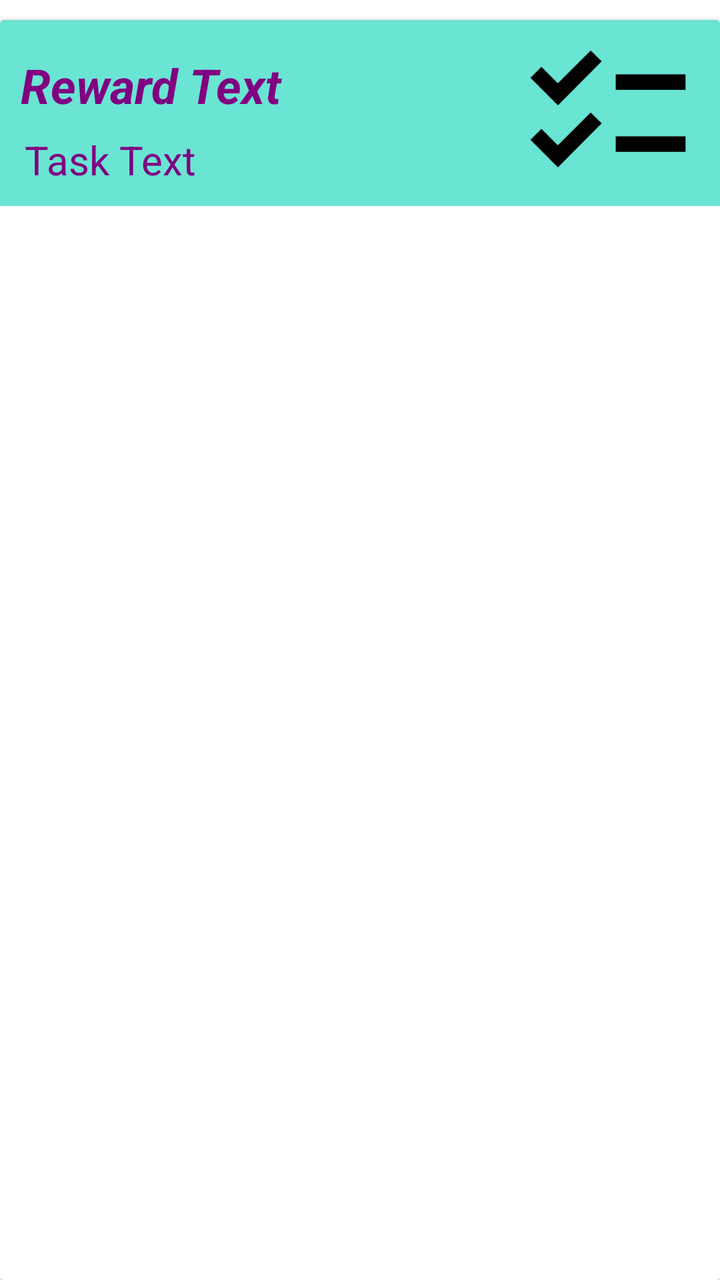
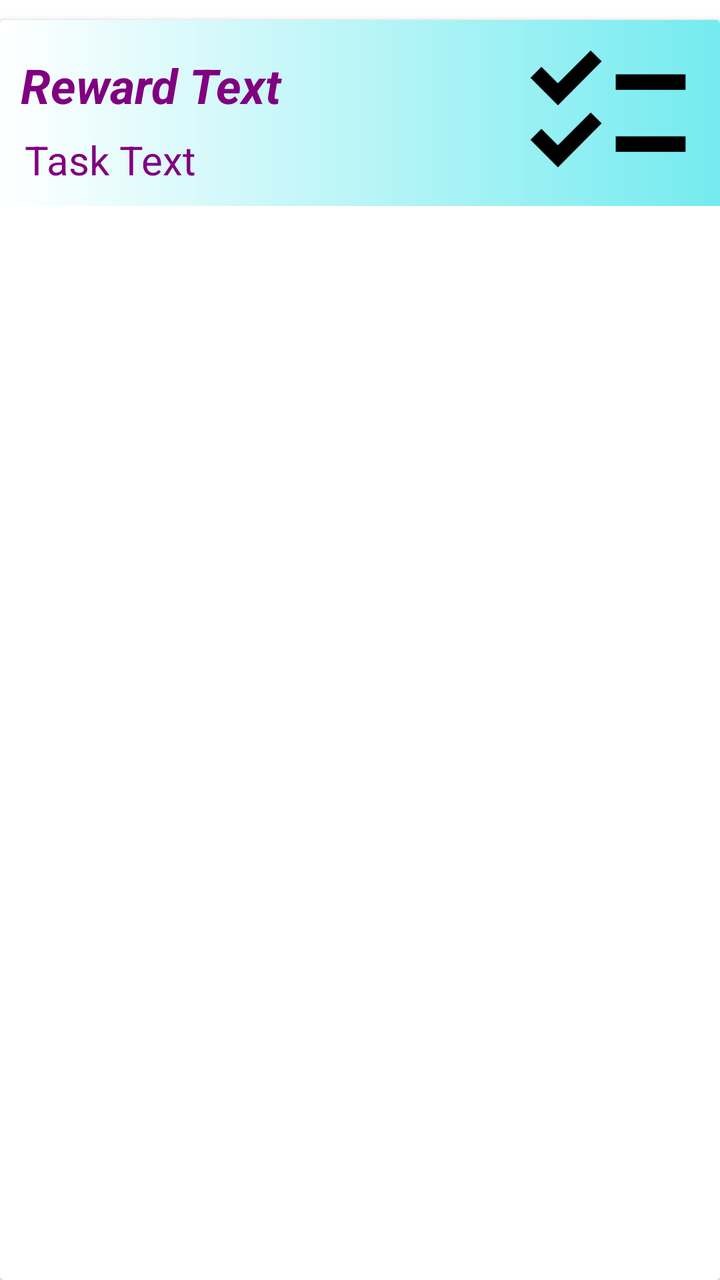

Before-and-after screenshots of an Android layout around one commit, followed by the original layout XML and the change that was made.
<!-- AndroidManifest.xml: application theme Theme.MCashUI -->
<!-- res/layout/home_items.xml -->
<?xml version="1.0" encoding="utf-8"?>
<LinearLayout xmlns:android="http://schemas.android.com/apk/res/android"
    xmlns:app="http://schemas.android.com/apk/res-auto"
    xmlns:tools="http://schemas.android.com/tools"
    android:layout_width="match_parent"
    android:orientation="vertical"
    android:layout_height="wrap_content">
<androidx.cardview.widget.CardView
    android:layout_marginTop="10dp"
    android:layout_width="match_parent"
    android:layout_height="match_parent">
    <LinearLayout
        android:layout_width="match_parent"
        android:layout_height="wrap_content"
        android:orientation="vertical">

        <androidx.constraintlayout.widget.ConstraintLayout
            android:layout_width="match_parent"
            android:layout_height="match_parent"
            android:background="#6AE4D3">

            <ImageView
                android:id="@+id/icons"
                android:layout_width="112dp"
                android:layout_height="93dp"
                android:src="@drawable/baseline_checklist_24"
                app:layout_constraintBottom_toBottomOf="parent"
                app:layout_constraintEnd_toEndOf="parent"
                app:layout_constraintTop_toTopOf="parent" />

            <TextView
                android:id="@+id/reward_text"
                android:layout_width="153dp"
                android:layout_height="40dp"
                android:text="Reward Text"
                android:textColor="@color/purple"
                android:textSize="24sp"
                android:textStyle="bold|italic"
                app:layout_constraintBottom_toBottomOf="parent"
                app:layout_constraintEnd_toStartOf="@+id/icons"
                app:layout_constraintHorizontal_bias="0.109"
                app:layout_constraintStart_toStartOf="parent"
                app:layout_constraintTop_toTopOf="parent"
                app:layout_constraintVertical_bias="0.311" />

            <TextView
                android:id="@+id/task_text"
                android:layout_width="wrap_content"
                android:layout_height="wrap_content"
                android:text="Task Text"
                android:textColor="@color/purple"
                android:textSize="20sp"
                app:layout_constraintBottom_toBottomOf="parent"
                app:layout_constraintEnd_toStartOf="@+id/icons"
                app:layout_constraintHorizontal_bias="0.075"
                app:layout_constraintStart_toStartOf="parent"
                app:layout_constraintTop_toBottomOf="@+id/reward_text"
                app:layout_constraintVertical_bias="0.0" />
        </androidx.constraintlayout.widget.ConstraintLayout>
    </LinearLayout>
    </androidx.cardview.widget.CardView>

        <androidx.cardview.widget.CardView
            android:layout_marginTop="500dp"
            android:layout_width="wrap_content"
            android:layout_height="wrap_content">

            <LinearLayout
                android:orientation="horizontal"
                android:background="@drawable/adscend_bg"
                android:layout_width="150dp"
                android:layout_marginLeft="20dp"
                android:layout_height="80dp">

                <TextView
                    android:layout_width="106dp"
                    android:layout_height="wrap_content"
                    android:layout_gravity="center"
                    android:text="Adscend Offer"
                    android:layout_marginLeft="15dp"
                    android:textAlignment="center"
                    android:textColor="@color/purple"
                    android:textSize="16dp"
                    android:textStyle="bold"/>

            </LinearLayout>
            <LinearLayout
                android:layout_marginLeft="250dp"
                android:orientation="horizontal"
                android:layout_width="150dp"
                android:layout_height="80dp"
                android:background="@drawable/adgate_bg">

                <TextView
                    android:layout_width="wrap_content"
                    android:layout_height="wrap_content"
                    android:layout_gravity="center"
                    android:layout_marginLeft="18dp"
                    android:text="Adgate Offer"
                    android:textAlignment="center"
                    android:textColor="@color/purple"
                    android:textSize="16dp"
                    android:textStyle="bold" />
            </LinearLayout>

        </androidx.cardview.widget.CardView>


</LinearLayout>
<!-- resources referenced by this layout -->
<resources>
  <color name="purple">#800080</color>
  <!-- drawable adgate_bg (drawable) -->
  <?xml version="1.0" encoding="utf-8"?>
  <shape
      xmlns:android="http://schemas.android.com/apk/res/android"
      android:shape="rectangle">
  
      <gradient android:startColor="@color/white"
          android:endColor="#4FEACB"/>
      <corners
          android:radius="20dp"
          android:bottomRightRadius="20dp"
          android:bottomLeftRadius="20dp"
          android:topLeftRadius="20dp"/>
  
  </shape>
  <!-- drawable adscend_bg (drawable) -->
  <?xml version="1.0" encoding="utf-8"?>
  <shape
      xmlns:android="http://schemas.android.com/apk/res/android"
      android:shape="rectangle">
  
      <gradient android:startColor="@color/white"
          android:endColor="#EA7B4F"/>
      <corners
          android:radius="20dp"
          android:bottomRightRadius="20dp"
          android:bottomLeftRadius="20dp"
          android:topLeftRadius="20dp"/>
  
  </shape>
  <!-- drawable baseline_checklist_24 (drawable) -->
  <vector xmlns:android="http://schemas.android.com/apk/res/android" android:height="24dp" android:tint="#000000" android:viewportHeight="24" android:viewportWidth="24" android:width="24dp">
        
      <path android:fillColor="@android:color/white" android:pathData="M22,7h-9v2h9V7zM22,15h-9v2h9V15zM5.54,11L2,7.46l1.41,-1.41l2.12,2.12l4.24,-4.24l1.41,1.41L5.54,11zM5.54,19L2,15.46l1.41,-1.41l2.12,2.12l4.24,-4.24l1.41,1.41L5.54,19z"/>
      
  </vector>
  <style name="Theme.MCashUI" parent="Theme.MaterialComponents.DayNight.DarkActionBar">
          
          <item name="colorPrimary">@color/purple_500</item>
          <item name="colorPrimaryVariant">@color/purple_700</item>
          <item name="colorOnPrimary">@color/white</item>
          
          <item name="colorSecondary">@color/teal_200</item>
          <item name="colorSecondaryVariant">@color/teal_700</item>
          <item name="colorOnSecondary">@color/black</item>
          
          <item name="android:statusBarColor">?attr/colorPrimaryVariant</item>
          
      </style>
  <color name="white">#FFFFFFFF</color>
  <color name="purple_500">#FF6200EE</color>
  <color name="purple_700">#FF3700B3</color>
  <color name="teal_200">#FF03DAC5</color>
  <color name="teal_700">#FF018786</color>
  <color name="black">#FF000000</color>
</resources>

<!-- the commit's change to res/layout/home_items.xml (unified diff, before → after) -->
@@ -17,7 +17,7 @@
         <androidx.constraintlayout.widget.ConstraintLayout
             android:layout_width="match_parent"
             android:layout_height="match_parent"
-            android:background="#6AE4D3">
+            android:background="@drawable/rounded_blue">
 
             <ImageView
                 android:id="@+id/icons"
@@ -59,51 +59,4 @@
         </androidx.constraintlayout.widget.ConstraintLayout>
     </LinearLayout>
     </androidx.cardview.widget.CardView>
-
-        <androidx.cardview.widget.CardView
-            android:layout_marginTop="500dp"
-            android:layout_width="wrap_content"
-            android:layout_height="wrap_content">
-
-            <LinearLayout
-                android:orientation="horizontal"
-                android:background="@drawable/adscend_bg"
-                android:layout_width="150dp"
-                android:layout_marginLeft="20dp"
-                android:layout_height="80dp">
-
-                <TextView
-                    android:layout_width="106dp"
-                    android:layout_height="wrap_content"
-                    android:layout_gravity="center"
-                    android:text="Adscend Offer"
-                    android:layout_marginLeft="15dp"
-                    android:textAlignment="center"
-                    android:textColor="@color/purple"
-                    android:textSize="16dp"
-                    android:textStyle="bold"/>
-
-            </LinearLayout>
-            <LinearLayout
-                android:layout_marginLeft="250dp"
-                android:orientation="horizontal"
-                android:layout_width="150dp"
-                android:layout_height="80dp"
-                android:background="@drawable/adgate_bg">
-
-                <TextView
-                    android:layout_width="wrap_content"
-                    android:layout_height="wrap_content"
-                    android:layout_gravity="center"
-                    android:layout_marginLeft="18dp"
-                    android:text="Adgate Offer"
-                    android:textAlignment="center"
-                    android:textColor="@color/purple"
-                    android:textSize="16dp"
-                    android:textStyle="bold" />
-            </LinearLayout>
-
-        </androidx.cardview.widget.CardView>
-
-
 </LinearLayout>
<!-- resource entries referenced after the edit -->
@@ -1,42 +1,19 @@
 <!-- resources referenced by this layout -->
 <resources>
   <color name="purple">#800080</color>
-  <!-- drawable adgate_bg (drawable) -->
-  <?xml version="1.0" encoding="utf-8"?>
-  <shape
-      xmlns:android="http://schemas.android.com/apk/res/android"
-      android:shape="rectangle">
-  
-      <gradient android:startColor="@color/white"
-          android:endColor="#4FEACB"/>
-      <corners
-          android:radius="20dp"
-          android:bottomRightRadius="20dp"
-          android:bottomLeftRadius="20dp"
-          android:topLeftRadius="20dp"/>
-  
-  </shape>
-  <!-- drawable adscend_bg (drawable) -->
-  <?xml version="1.0" encoding="utf-8"?>
-  <shape
-      xmlns:android="http://schemas.android.com/apk/res/android"
-      android:shape="rectangle">
-  
-      <gradient android:startColor="@color/white"
-          android:endColor="#EA7B4F"/>
-      <corners
-          android:radius="20dp"
-          android:bottomRightRadius="20dp"
-          android:bottomLeftRadius="20dp"
-          android:topLeftRadius="20dp"/>
-  
-  </shape>
   <!-- drawable baseline_checklist_24 (drawable) -->
   <vector xmlns:android="http://schemas.android.com/apk/res/android" android:height="24dp" android:tint="#000000" android:viewportHeight="24" android:viewportWidth="24" android:width="24dp">
         
       <path android:fillColor="@android:color/white" android:pathData="M22,7h-9v2h9V7zM22,15h-9v2h9V15zM5.54,11L2,7.46l1.41,-1.41l2.12,2.12l4.24,-4.24l1.41,1.41L5.54,11zM5.54,19L2,15.46l1.41,-1.41l2.12,2.12l4.24,-4.24l1.41,1.41L5.54,19z"/>
       
   </vector>
+  <!-- drawable rounded_blue (drawable) -->
+  <?xml version="1.0" encoding="utf-8"?>
+  <shape xmlns:android="http://schemas.android.com/apk/res/android"
+      android:shape="rectangle">
+      <gradient android:startColor="#fff"
+          android:endColor="#74EBEF"/>
+  </shape>
   <style name="Theme.MCashUI" parent="Theme.MaterialComponents.DayNight.DarkActionBar">
           
           <item name="colorPrimary">@color/purple_500</item>
